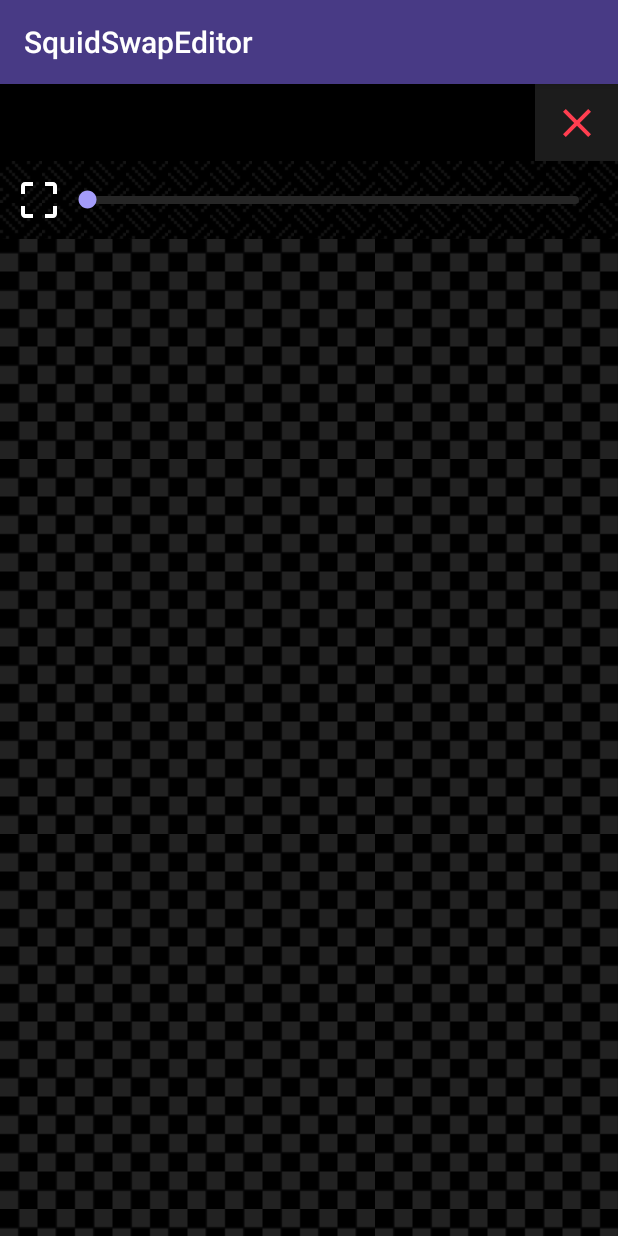
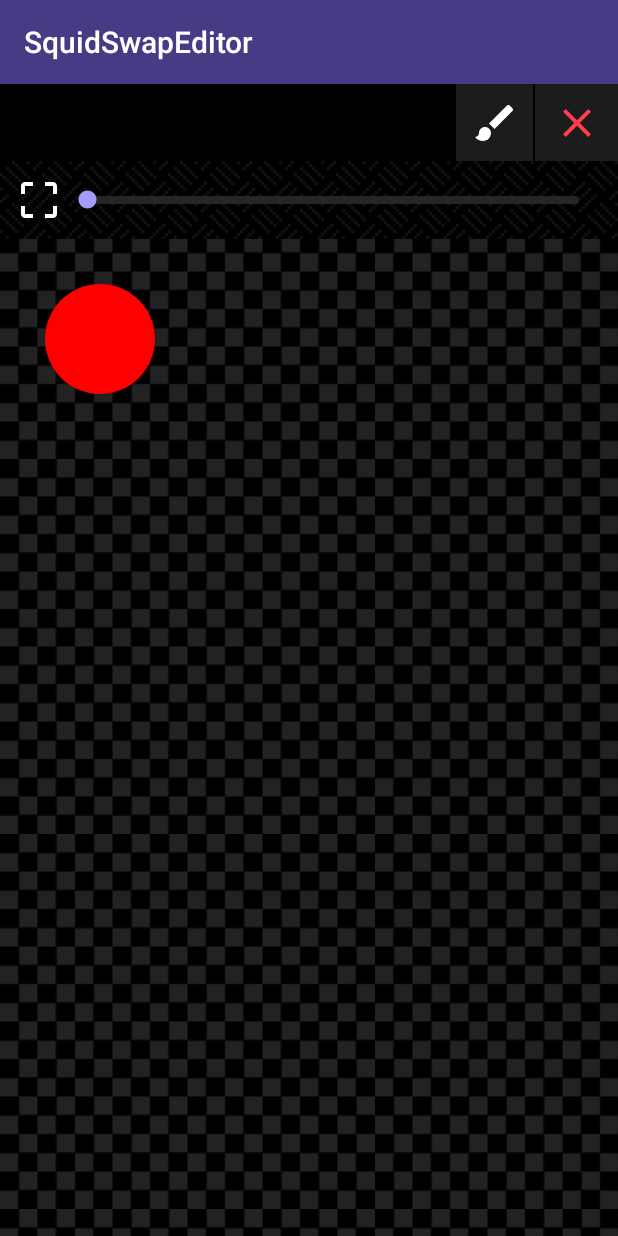
Before and after one commit to Maxx730/squidswap, an Android app: the SquidSwapEditor screen opened directly, with no data from a screen before it, on a phone screen of 412 x 824 dp. Run offline under Robolectric (Android 15) with nearby library versions, the phone set to English and light mode, and no system bars; 3 statements that could not run were skipped.

Commit message:
Adding painting canvas

```diff
--- a/app/src/main/java/com/kinghorn/app/squidfaceswap/SquidEditorUi.java
+++ b/app/src/main/java/com/kinghorn/app/squidfaceswap/SquidEditorUi.java
@@ -104,6 +104,7 @@
             public void onClick(View view) {
                 sel.has_data = false;
                 hint_text.setText("Please select what to copy...");
+                can.set_img(can.foc.get_undo());
                 toggle_crop_btn_display(View.GONE);
             }
         });
@@ -126,6 +127,7 @@
                     mov.set_foc(can.get_foc());
                     fade_layout.setVisibility(View.VISIBLE);
                     mov.invalidate();
+                    System.out.println(Math.round(can.foc.get_scale_x()));
                     zoom_seek.setProgress(Math.round(can.foc.get_scale_x()));
                     scaler.set_focused(can);
                 }else{
--- /dev/null
+++ b/app/src/main/java/com/kinghorn/app/squidfaceswap/SquidPainter.java
@@ -0,0 +1,38 @@
+package com.kinghorn.app.squidfaceswap;
+
+import android.content.Context;
+import android.graphics.Canvas;
+import android.graphics.Color;
+import android.graphics.Paint;
+import android.view.View;
+//Class that gives the user the ability to draw onto a canvas as well as erase.
+public class SquidPainter extends View {
+
+    private SquidBitmapData foc_btn;
+    private Paint brush_paint;
+
+    public SquidPainter(Context context) {
+        super(context);
+
+        brush_paint = new Paint();
+        brush_paint.setStyle(Paint.Style.FILL);
+        brush_paint.setColor(Color.RED);
+    }
+
+    //Getters and setters start here.
+    public void set_foc(SquidBitmapData b){foc_btn = b;}
+    public SquidBitmapData get_foc(){return foc_btn;}
+    public void set_paint(Paint p){brush_paint = p;}
+    public Paint get_paint(){return brush_paint;}
+
+    @Override
+    protected void onDraw(Canvas canvas) {
+        super.onDraw(canvas);
+
+        paint(canvas);
+    }
+
+    private void paint(Canvas c){
+        c.drawCircle(100f,100f,55f,brush_paint);
+    }
+}
--- a/app/src/main/java/com/kinghorn/app/squidfaceswap/SquidSwapEditor.java
+++ b/app/src/main/java/com/kinghorn/app/squidfaceswap/SquidSwapEditor.java
@@ -14,6 +14,7 @@
 
 public class SquidSwapEditor extends AppCompatActivity{
     public SquidCanvas can,pre,bas;
+    public SquidPainter draw;
     public SquidSelector sel;
     public SquidMovementHandler mov;
     public RelativeLayout window;
@@ -76,6 +77,7 @@
             can = new SquidCanvas(getApplicationContext(),new SquidBitmapData(getApplicationContext()),sel);
             pre = new SquidCanvas(getApplicationContext(),new SquidBitmapData(getApplicationContext()),sel);
             bas = new SquidCanvas(getApplicationContext(),new SquidBitmapData(getApplicationContext()),sel);
+            draw = new SquidPainter(getApplicationContext());
             //Init our file service.
             fil = new SquidFileService(getApplicationContext(),can,bas,sel);
 
@@ -98,6 +100,7 @@
             window.addView(pre);
             window.addView(sel);
             window.addView(mov);
+            window.addView(draw);
 
             //Hide the movement canvas that will be the top most, but we need to be able to select.
             mov.setVisibility(View.GONE);
@@ -191,6 +194,25 @@
                 return true;
             }
         });
+
+        draw.setOnTouchListener(new View.OnTouchListener() {
+            @Override
+            public boolean onTouch(View view, MotionEvent motionEvent) {
+                switch(motionEvent.getAction()){
+                    case MotionEvent.ACTION_DOWN:
+
+                        break;
+                    case MotionEvent.ACTION_MOVE:
+
+                        break;
+                    case MotionEvent.ACTION_UP:
+
+                        break;
+                }
+
+                return true;
+            }
+        });
     }
 
     //Takes an  intent to choose from the gallery and starts the intent.
--- /dev/null
+++ b/app/src/main/res/drawable/ic_squid_draw.xml
@@ -0,0 +1,4 @@
+<vector android:height="32dp" android:viewportHeight="24.0"
+    android:viewportWidth="24.0" android:width="32dp" xmlns:android="http://schemas.android.com/apk/res/android">
+    <path android:fillColor="#FFFFFFFF" android:pathData="M7,14c-1.66,0 -3,1.34 -3,3 0,1.31 -1.16,2 -2,2 0.92,1.22 2.49,2 4,2 2.21,0 4,-1.79 4,-4 0,-1.66 -1.34,-3 -3,-3zM20.71,4.63l-1.34,-1.34c-0.39,-0.39 -1.02,-0.39 -1.41,0L9,12.25 11.75,15l8.96,-8.96c0.39,-0.39 0.39,-1.02 0,-1.41z"/>
+</vector>
--- a/app/src/main/res/layout/activity_squid_swap_editor.xml
+++ b/app/src/main/res/layout/activity_squid_swap_editor.xml
@@ -44,13 +44,21 @@
                     android:id="@+id/layer_toggle"
                     android:layout_width="match_parent"
                     android:layout_height="match_parent"
+                    android:layout_marginRight="1dp"
                     android:layout_weight="1"
                     android:background="@drawable/squid_ui_btn"
                     android:text="ToggleButton"
                     android:textColor="@android:color/background_light"
                     android:textOff="Back Image"
                     android:textOn="Front Image"
-                    android:visibility="gone" />
+                    android:visibility="invisible" />
+
+                <ImageButton
+                    android:id="@+id/squid_painter"
+                    android:layout_width="51dp"
+                    android:layout_height="match_parent"
+                    android:background="@drawable/squid_ui_btn"
+                    app:srcCompat="@drawable/ic_squid_draw" />
 
             </LinearLayout>
 
```
